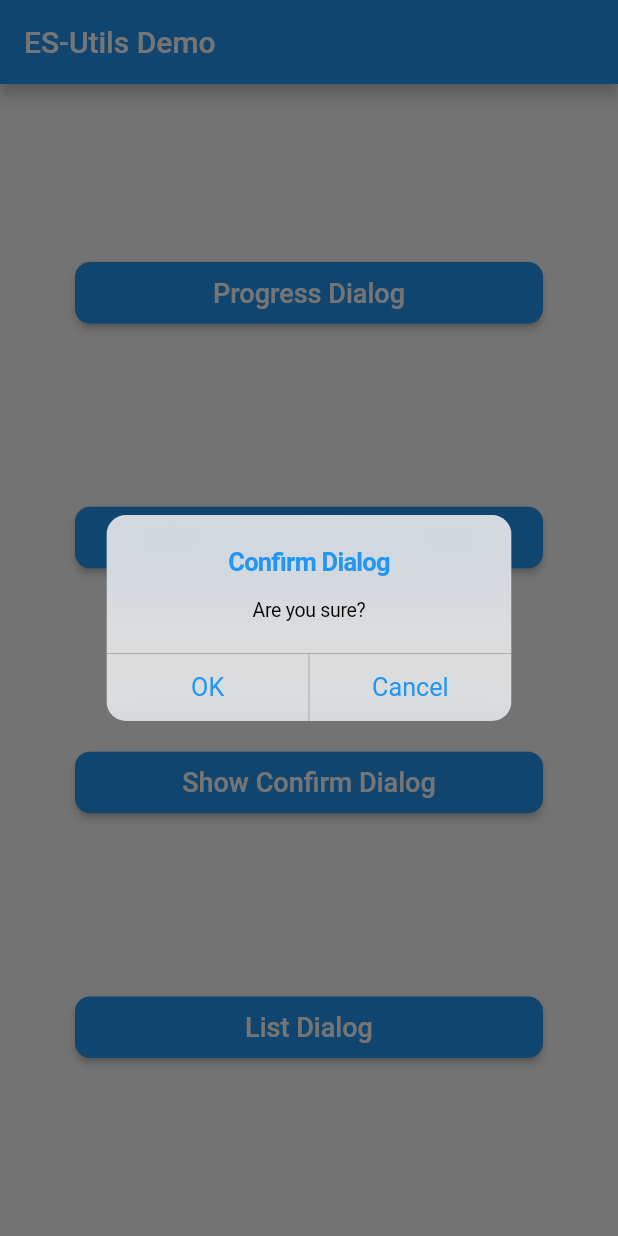
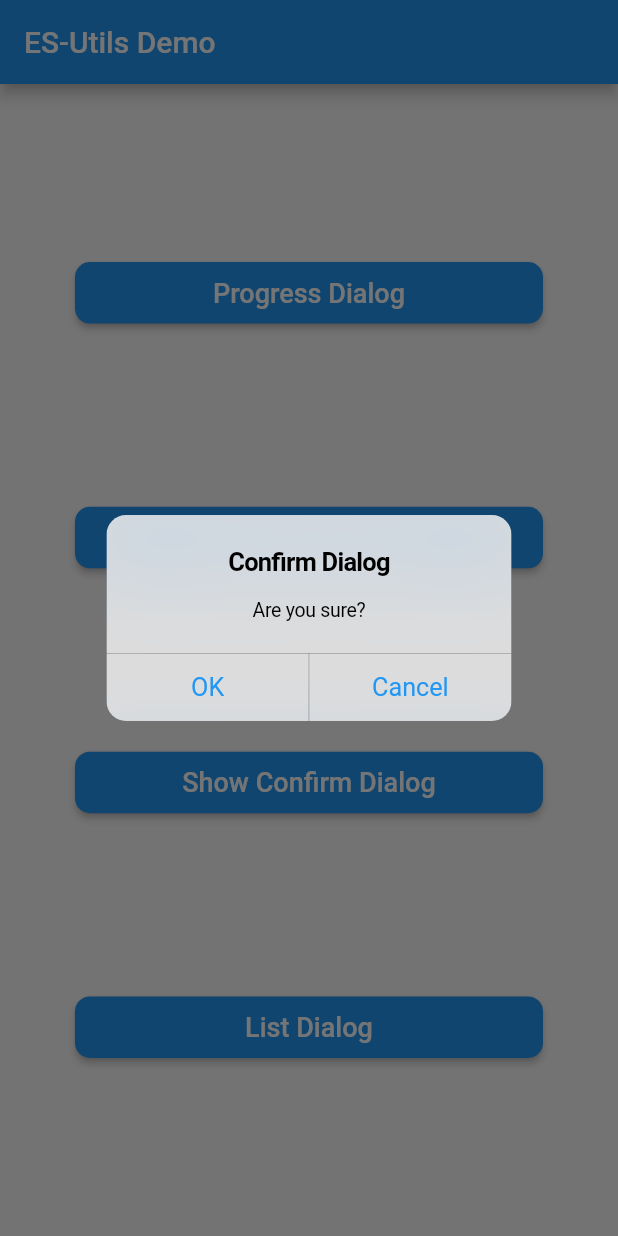
Before and after one commit to ajumalp/flutter_es_utils, a Flutter app: the screen it shows after launch, after a tap on "Show Confirm Dialog", on a phone screen of 412 x 824 dp. Run offline on Flutter 3.47's test engine with Material 2 defaults, Android fonts, the phone set to English and light mode, and no system bars.

Commit message:
theme update for button color

```diff
--- a/lib/es_messages.dart
+++ b/lib/es_messages.dart
@@ -5,6 +5,7 @@
  * Date created: 09-May-2021
  */
 
+import 'package:es_utils/es_theme.dart';
 import 'package:es_utils/es_utils.dart';
 import 'package:flutter/cupertino.dart';
 import 'package:flutter/material.dart';
@@ -265,11 +266,11 @@ class ESMessage {
       useRootNavigator: false,
       barrierDismissible: barrierDismissible,
       useSafeArea: true,
-      barrierColor: Theme.of(context).brightness == Brightness.dark ? Colors.white54 : Colors.black54,
+      barrierColor: ESTheme.barrierColor(context),
       builder: (_) => CupertinoAlertDialog(
         title: Column(
           children: <Widget>[
-            Text(title ?? '', style: TextStyle(color: Colors.blue)),
+            Text(title ?? ''),
             const SizedBox(height: 10),
           ],
         ),
@@ -280,7 +281,7 @@ class ESMessage {
               if (autoPop) Navigator.pop(context);
               if (onPressed != null) onPressed(0);
             },
-            child: Text(buttonLeft),
+            child: Text(buttonLeft, style: TextStyle(color: ESTheme.textColor(context))),
           ),
           if (buttonRight != null)
             CupertinoDialogAction(
@@ -288,7 +289,7 @@ class ESMessage {
                 if (autoPop) Navigator.pop(context);
                 if (onPressed != null) onPressed(1);
               },
-              child: Text(buttonRight),
+              child: Text(buttonRight, style: TextStyle(color: ESTheme.textColor(context))),
             ),
         ],
       ),
--- /dev/null
+++ b/lib/es_theme.dart
@@ -0,0 +1,19 @@
+/*
+ * Developed by Ajmal Muhammad P
+ * Contact me @ support@erratums.com
+ * https://erratums.com
+ * Date created: 14-June-2021
+ */
+
+import 'package:flutter/cupertino.dart';
+import 'package:flutter/material.dart';
+
+class ESTheme {
+  static Color textColor(BuildContext context) {
+    return Theme.of(context).brightness == Brightness.dark ? Colors.white : Theme.of(context).primaryColor;
+  }
+
+  static Color barrierColor(BuildContext context) {
+    return Theme.of(context).brightness == Brightness.dark ? Colors.white54 : Colors.black54;
+  }
+}
--- a/lib/es_widgets.dart
+++ b/lib/es_widgets.dart
@@ -66,7 +66,7 @@ class ESButton extends StatelessWidget {
                 ? 20
                 : varPlatform == TargetPlatform.android || varPlatform == TargetPlatform.iOS
                     ? 10
-                    : 20,
+                    : 15,
           ),
           shape: RoundedRectangleBorder(borderRadius: BorderRadius.circular(10)),
         ),
```
